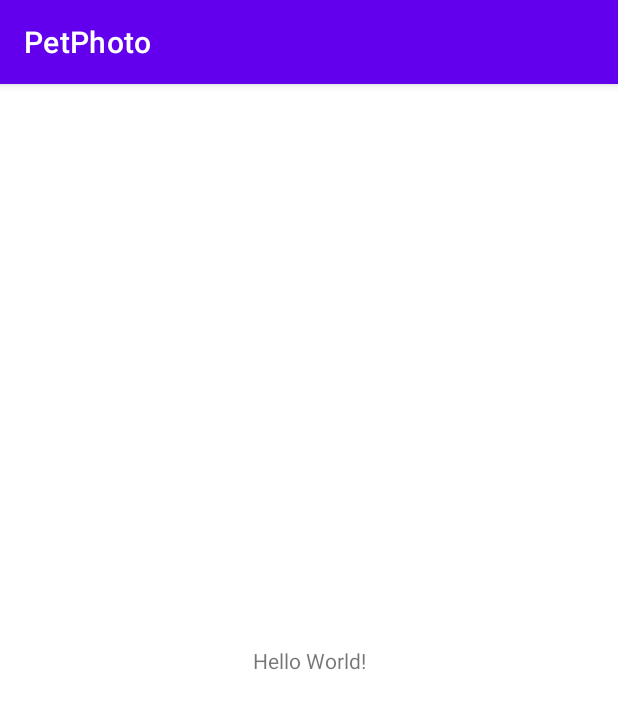
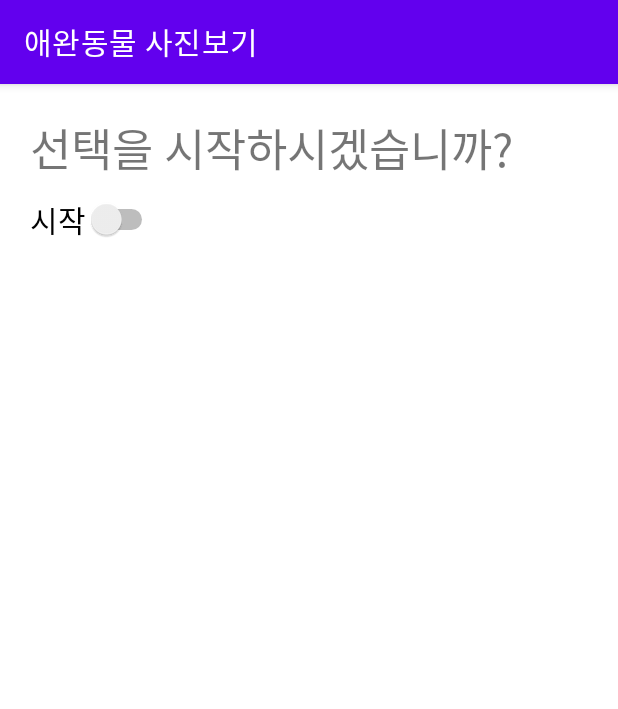
Before and after one commit to Hanrabbit06/PetPhoto, an Android app: the screen it shows after launch (MainActivity), on a phone screen of 412 x 824 dp. Shown: the top 709 px of the screen. Run offline under Robolectric (Android 15) with nearby library versions, the phone set to English and light mode, and no system bars.

Commit message:
예제 4-4 완성

```diff
--- a/app/src/main/java/kr/hs/emirim/syhan/petphoto/MainActivity.kt
+++ b/app/src/main/java/kr/hs/emirim/syhan/petphoto/MainActivity.kt
@@ -2,10 +2,62 @@ package kr.hs.emirim.syhan.petphoto
 
 import androidx.appcompat.app.AppCompatActivity
 import android.os.Bundle
+import android.view.View
+import android.view.View.OnClickListener
+import android.widget.Button
+import android.widget.CheckBox
+import android.widget.CompoundButton
+import android.widget.ImageView
+import android.widget.LinearLayout
+import android.widget.RadioGroup
+import android.widget.Switch
+import android.widget.TextView
+import android.widget.Toast
 
 class MainActivity : AppCompatActivity() {
+    lateinit var checkStart : Switch
+    lateinit var rg : RadioGroup
+    lateinit var linear : LinearLayout
+    lateinit var imgv : ImageView
+    lateinit var btnFinish : Button
+    lateinit var btnFirst : Button
+
     override fun onCreate(savedInstanceState: Bundle?) {
         super.onCreate(savedInstanceState)
         setContentView(R.layout.activity_main)
+        checkStart = findViewById(R.id.check_start)
+        rg = findViewById(R.id.rg)
+        linear = findViewById(R.id.linear)
+        btnFinish = findViewById(R.id.btn_finish)
+        btnFirst = findViewById(R.id.btn_first)
+        imgv = findViewById(R.id.imgv)
+
+        linear.visibility = View.INVISIBLE
+        checkStart.setOnCheckedChangeListener { CompoundButton, b ->
+            if (checkStart.isChecked) {
+                linear.visibility = View.VISIBLE
+            } else {
+                linear.visibility = View.INVISIBLE
+            }
+        }
+
+        rg.setOnCheckedChangeListener{ CompoundButton, b ->
+            when(rg.checkedRadioButtonId) {
+                R.id.radio_dog -> imgv.setImageResource(R.drawable.puppy)
+                R.id.radio_cat -> imgv.setImageResource(R.drawable.cat)
+                R.id.radio_rabbit -> imgv.setImageResource(R.drawable.rabbit)
+            }
+        }
+
+        btnFinish.setOnClickListener (btnListener)
+        btnFirst.setOnClickListener (btnListener)
+
+    }
+
+    var btnListener = OnClickListener {
+        when(it.id) {
+            R.id.btn_finish -> finish()
+            R.id.btn_first -> linear.visibility = View.INVISIBLE
+        }
     }
 }
--- a/app/src/main/res/layout/activity_main.xml
+++ b/app/src/main/res/layout/activity_main.xml
@@ -1,18 +1,86 @@
 <?xml version="1.0" encoding="utf-8"?>
-<androidx.constraintlayout.widget.ConstraintLayout xmlns:android="http://schemas.android.com/apk/res/android"
+<LinearLayout xmlns:android="http://schemas.android.com/apk/res/android"
     xmlns:app="http://schemas.android.com/apk/res-auto"
     xmlns:tools="http://schemas.android.com/tools"
     android:layout_width="match_parent"
     android:layout_height="match_parent"
+    android:orientation="vertical"
+    android:padding="@dimen/padding_medium"
     tools:context=".MainActivity">
+
 
     <TextView
         android:layout_width="wrap_content"
         android:layout_height="wrap_content"
-        android:text="Hello World!"
-        app:layout_constraintBottom_toBottomOf="parent"
-        app:layout_constraintEnd_toEndOf="parent"
-        app:layout_constraintStart_toStartOf="parent"
-        app:layout_constraintTop_toTopOf="parent" />
+        android:text="@string/text_select_start"
+        android:textSize="@dimen/text_size_large"
+        android:layout_marginBottom="@dimen/margin_small"
+        />
 
-</androidx.constraintlayout.widget.ConstraintLayout>
+    <Switch
+        android:id="@+id/check_start"
+        android:layout_width="wrap_content"
+        android:layout_height="wrap_content"
+        android:text="@string/check_start"
+        android:textSize="@dimen/text_size_medium"
+        />
+
+    <LinearLayout
+        android:id="@+id/linear"
+        android:layout_width="match_parent"
+        android:layout_height="match_parent"
+        android:orientation="vertical"
+        android:background="#DCD4E5">
+        <TextView
+            android:layout_width="wrap_content"
+            android:layout_height="wrap_content"
+            android:text="@string/text_favorite_pet"
+            android:textSize="@dimen/text_size_medium"
+            android:textStyle="bold"
+            />
+        <RadioGroup
+            android:id="@+id/rg"
+            android:layout_width="wrap_content"
+            android:layout_height="wrap_content">
+            <RadioButton
+                android:id="@+id/radio_dog"
+                android:layout_width="wrap_content"
+                android:layout_height="wrap_content"
+                android:text="@string/radio_dog"
+                android:textSize="@dimen/text_size_medium"/>
+            <RadioButton
+                android:id="@+id/radio_rabbit"
+                android:layout_width="wrap_content"
+                android:layout_height="wrap_content"
+                android:text="@string/radio_rabbit"
+                android:textSize="@dimen/text_size_medium"/>
+            <RadioButton
+                android:id="@+id/radio_cat"
+                android:layout_width="wrap_content"
+                android:layout_height="wrap_content"
+                android:text="@string/radio_cat"
+                android:textSize="@dimen/text_size_medium"/>
+        </RadioGroup>
+
+        <ImageView
+            android:id="@+id/imgv"
+            android:layout_width="wrap_content"
+            android:layout_height="200dp"
+            android:scaleType="fitCenter"
+            android:src="@drawable/puppy" />
+
+        <Button
+            android:id="@+id/btn_finish"
+            android:layout_width="wrap_content"
+            android:layout_height="wrap_content"
+            android:text="@string/btn_finish"
+            />
+
+        <Button
+            android:id="@+id/btn_first"
+            android:layout_width="wrap_content"
+            android:layout_height="wrap_content"
+            android:text="@string/btn_first"
+            />
+    </LinearLayout>
+</LinearLayout>
--- /dev/null
+++ b/app/src/main/res/values/dimens.xml
@@ -0,0 +1,16 @@
+<?xml version="1.0" encoding="utf-8"?>
+<resources>
+
+    <dimen name="text_size_small">10sp</dimen>
+    <dimen name="text_size_medium">20sp</dimen>
+    <dimen name="text_size_large">30sp</dimen>
+
+    <dimen name="margin_small">10dp</dimen>
+    <dimen name="margin_medium">20dp</dimen>
+    <dimen name="margin_large">30dp</dimen>
+
+    <dimen name="padding_small">10dp</dimen>
+    <dimen name="padding_medium">20dp</dimen>
+    <dimen name="padding_large">30dp</dimen>
+
+</resources>
--- a/app/src/main/res/values/strings.xml
+++ b/app/src/main/res/values/strings.xml
@@ -1,3 +1,11 @@
 <resources>
-    <string name="app_name">PetPhoto</string>
+    <string name="app_name">애완동물 사진보기</string>
+    <string name="text_select_start">선택을 시작하시겠습니까?</string>
+    <string name="text_favorite_pet">좋아하는 애완동물</string>
+    <string name="check_start">시작</string>
+    <string name="radio_dog">강아지</string>
+    <string name="radio_rabbit">토끼</string>
+    <string name="radio_cat">고양이</string>
+    <string name="btn_finish">종료</string>
+    <string name="btn_first">처음으로</string>
 </resources>
```
Also changed, not shown: app/src/main/res/drawable/cat.jpg (added), app/src/main/res/drawable/puppy.jpg (added), app/src/main/res/drawable/rabbit.jpg (added).
